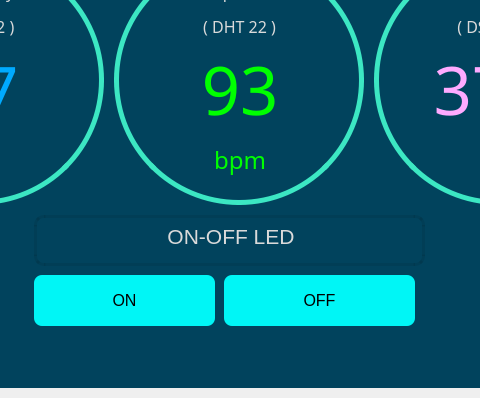
The window that main-2.ui (oatanurakch/GUI_ESP32) describes before a commit, drawn with Qt 5; both pictures show x 195 to 675 and y 194 to 592 of the 869 by 592 pixel window.
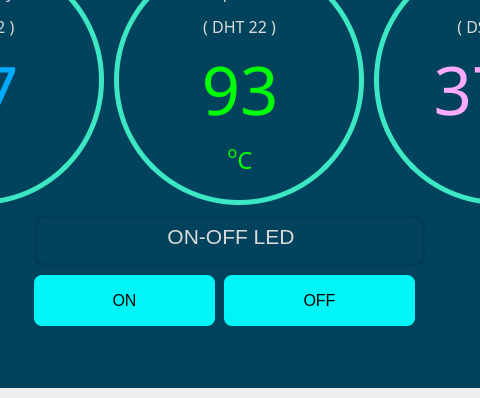
The same window after the commit.

```diff
--- a/main-2.ui
+++ b/main-2.ui
@@ -578,7 +578,7 @@
                     </property>
                     <property name="font">
                      <font>
-                      <family>Romantic</family>
+                      <family>Segoe UI Semibold</family>
                       <pointsize>18</pointsize>
                      </font>
                     </property>
@@ -587,7 +587,7 @@
 color: rgb(0, 255, 0);</string>
                     </property>
                     <property name="text">
-                     <string>bpm</string>
+                     <string>&lt;html&gt;&lt;head/&gt;&lt;body&gt;&lt;p&gt;&lt;span style=&quot; vertical-align:super;&quot;&gt;o&lt;/span&gt;C&lt;/p&gt;&lt;/body&gt;&lt;/html&gt;</string>
                     </property>
                     <property name="alignment">
                      <set>Qt::AlignCenter</set>
```
Left out of the diff: 2 changed lines with no effect on the pictures.
